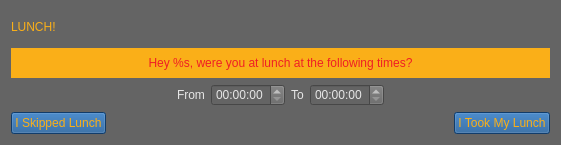
This is Python/Utilities/time_lord/ui/time_lord_lunch.ui in SleepDeprivedVFX/t_sheets_listener as Qt 5 draws it before an edit. The edited form follows.
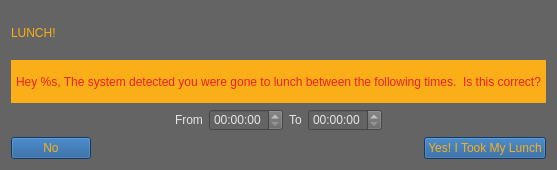
This is the edited form.

Commit message: Made conceptual changes to the lunch ui that I did not carry over into production.  I want to keep my progress, but this may be getting ignored.

What changed in the file:
```diff
--- a/Python/Utilities/time_lord/ui/time_lord_lunch.ui
+++ b/Python/Utilities/time_lord/ui/time_lord_lunch.ui
@@ -6,8 +6,8 @@
    <rect>
     <x>0</x>
     <y>0</y>
-    <width>561</width>
-    <height>145</height>
+    <width>557</width>
+    <height>170</height>
    </rect>
   </property>
   <property name="windowTitle">
@@ -39,11 +39,12 @@
     <widget class="QLabel" name="lunch_message">
      <property name="styleSheet">
       <string notr="true">background-color: rgb(250, 175, 24);
-font: 12pt &quot;Arial Rounded MT Bold&quot;;
-color:rgb(239, 30, 36);</string>
+font: 10pt &quot;Arial Rounded MT Bold&quot;;
+color:rgb(239, 30, 36);
+padding: 5px;</string>
      </property>
      <property name="text">
-      <string>Hey %s, were you at lunch at the following times?</string>
+      <string>Hey %s, The system detected you were gone to lunch between the following times.  Is this correct?</string>
      </property>
      <property name="alignment">
       <set>Qt::AlignCenter</set>
@@ -126,7 +127,7 @@
 color: rgb(250, 175, 24);</string>
        </property>
        <property name="text">
-        <string>I Skipped Lunch</string>
+        <string>No</string>
        </property>
       </widget>
      </item>
@@ -150,7 +151,7 @@
 color: rgb(250, 175, 24);</string>
        </property>
        <property name="text">
-        <string>I Took My Lunch</string>
+        <string>Yes! I Took My Lunch</string>
        </property>
       </widget>
      </item>
```
